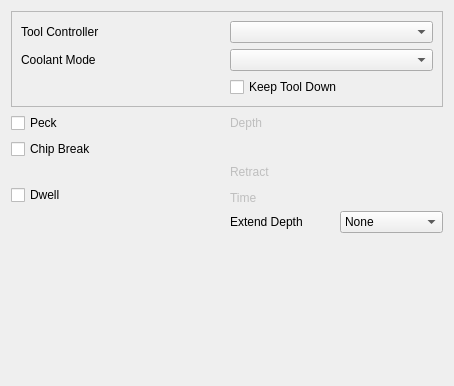
The window that src/Mod/CAM/Gui/Resources/panels/PageOpDrillingEdit.ui (southseact-3d/fcd) describes before a commit, drawn with Qt 5.
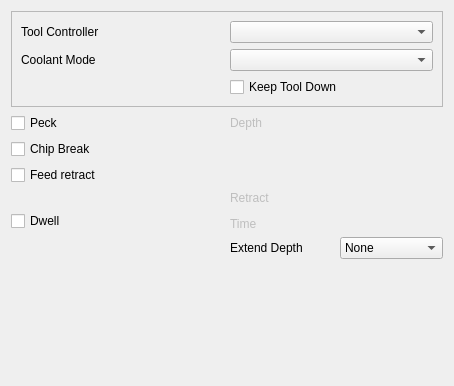
The same window after the commit. Custom widgets are drawn as their Qt base class.

Commit message:
CAM/Drilling: Add feed retract option to drilling op settings
Adds a checkbox to output a G85 cycle used for reaming or boring. The
cycle is like a normal drilling op, but feeds back out of the hole
instead of performing a rapid move.

G85 does not support peck or dwell, so those other options are disabled
when the "Feed retract" option is enabled in the UI.

```diff
--- a/src/Mod/CAM/Gui/Resources/panels/PageOpDrillingEdit.ui
+++ b/src/Mod/CAM/Gui/Resources/panels/PageOpDrillingEdit.ui
@@ -170,6 +170,13 @@
        </property>
       </widget>
      </item>
+     <item row="3" column="1">
+        <widget class="QCheckBox" name="feedRetractEnabled">
+          <property name="text">
+            <string>Feed retract</string>
+          </property>
+        </widget>
+      </item>
     </layout>
    </item>
    <item row="2" column="0">
```
Left out of the diff: 1 changed line with no effect on the pictures. The commit also changes 3 other files.
